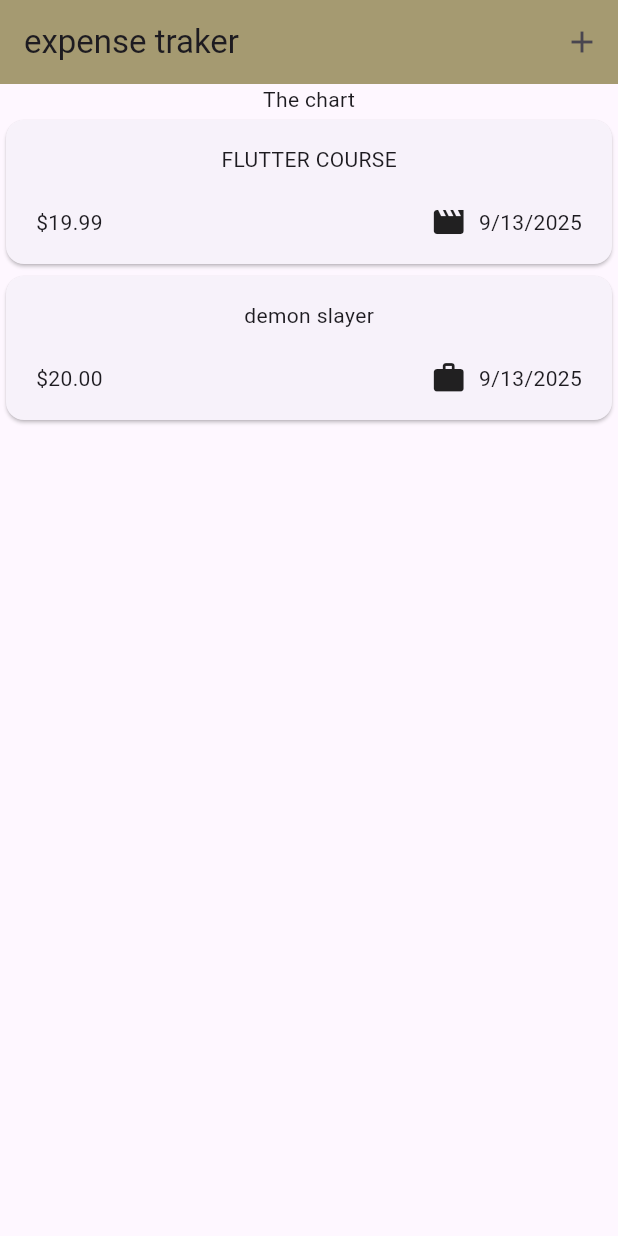
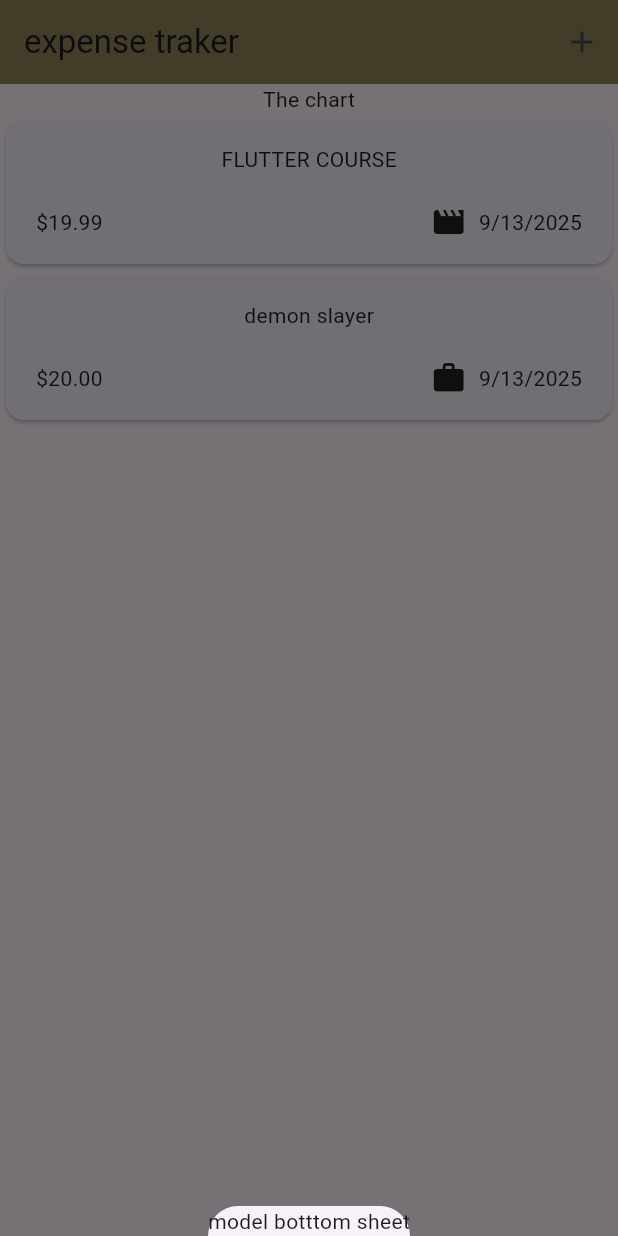
Before and after one commit to Md-sourov-hasan/flutter, a Flutter app: the screen it shows after launch, after a tap on the "add" icon, on a phone screen of 412 x 824 dp. Run offline on Flutter 3.47's test engine with Material 3 defaults, Android fonts, the phone set to English and light mode, and no system bars.

Commit message:
english 109 hlf

```diff
--- a/lib/widgets/expenses.dart
+++ b/lib/widgets/expenses.dart
@@ -25,17 +25,19 @@ class _ExpensesState extends State<Expenses> {
        ),
   ];
   void _openAddExpnseOverlay(){
-
+    showModalBottomSheet(context: context, builder: (ctx){
+      return  Text('model botttom sheet');
+    });
   }
   @override
   Widget build(BuildContext context) {
    return Scaffold(
     appBar: AppBar(
-      backgroundColor:    const Color.fromARGB(255, 165, 154, 113),
+      backgroundColor:    const Color.fromARGB(255, 143, 131, 89),
       title: Text('expense traker'),
       actions: [
       IconButton(
-        onPressed: (){},
+        onPressed: _openAddExpnseOverlay,
          icon: Icon(Icons.add))
       ],
     ),
```
Also changed, not shown: lib/widgets/new_expense.dart (added, +15 -0 lines).
